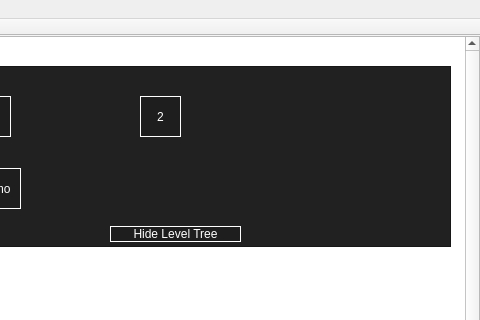
Qt form ui/mainwindow.ui (marijamijailovic/RS07-spectrum) before a commit; both pictures show x 320 to 800 and y 0 to 320 of the 800 by 650 pixel window.
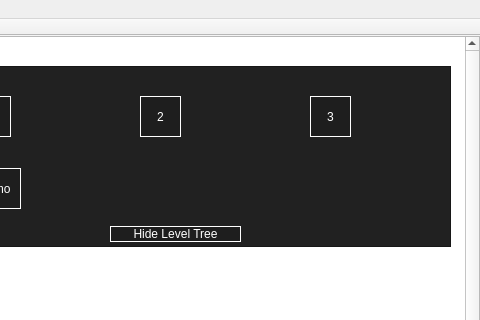
The same form after that commit. Icons and pictures are not drawn.

Patch:
```diff
--- a/ui/mainwindow.ui
+++ b/ui/mainwindow.ui
@@ -226,6 +226,23 @@
       <string>Hide Level Tree</string>
      </property>
     </widget>
+    <widget class="QPushButton" name="pbLevel3">
+     <property name="geometry">
+      <rect>
+       <x>400</x>
+       <y>30</y>
+       <width>41</width>
+       <height>41</height>
+      </rect>
+     </property>
+     <property name="styleSheet">
+      <string notr="true">color: white;
+border: 1px solid white;</string>
+     </property>
+     <property name="text">
+      <string>3</string>
+     </property>
+    </widget>
     <zorder>pbLevel1</zorder>
     <zorder>pbLevel2</zorder>
     <zorder>gwDisplay</zorder>
```
Left out of the diff: 1 changed line with no effect on the pictures.
